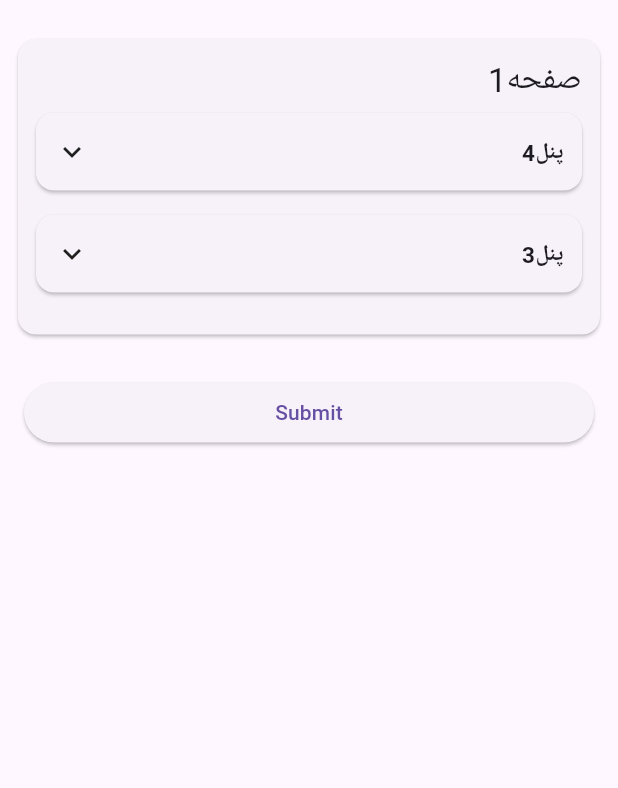
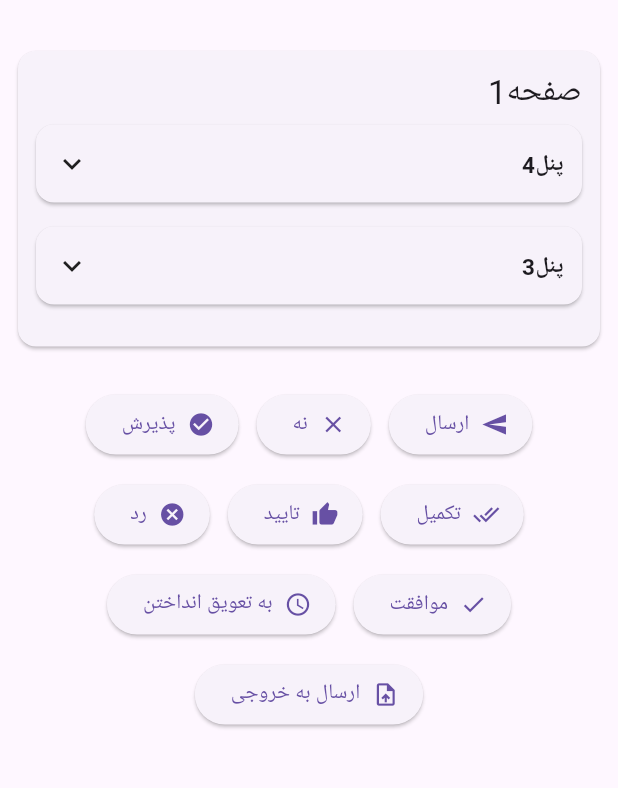
Before and after one commit to majidebraa/fluuter_survey_engine, a Flutter app: the screen it shows after launch, after a tap on "پنل4", after a tap on "پنل3", on a phone screen of 412 x 824 dp, the part 63-851 px from its top. Run offline on Flutter 3.47's test engine with Material 3 defaults, Android fonts, the light colour scheme and no system bars; our stand-ins replace shamsi_date.

Commit message:
feat(survey renderer):add outcome buttons

```diff
--- a/lib/main.dart
+++ b/lib/main.dart
@@ -294,7 +294,15 @@ class _SurveyScreenState extends State<SurveyScreen> {
           }
         ],
         "outcomeType": [
-          "SUBMIT"
+          "SUBMIT",
+          "NO",
+          "ACCEPT",
+          "COMPLETED",
+          "OK",
+          "REJECT",
+          "APPROVE",
+          "DEFER",
+          "SendToExport"
         ]
       },
       "formData": {
@@ -334,9 +342,12 @@ class _SurveyScreenState extends State<SurveyScreen> {
       body: SurveyRenderer(
         dto: dto,
         engine: engine,
-        onSubmit: (values) {
-          debugPrint('Submitted: ' + jsonEncode(values));
-          debugPrint('Submitted: ' + jsonEncode(values));
+        onOutcome: (outcome, values) {
+          debugPrint('Outcome: $outcome');
+          debugPrint('Form Values: $values' );
+          ScaffoldMessenger.of(context).showSnackBar(
+            SnackBar(content: Text('Action: $outcome اجرا شد')),
+          );
         },
         onChange: (name, value) {
           debugPrint('Changed: $name = $value');
--- a/lib/widgets/survey_renderer.dart
+++ b/lib/widgets/survey_renderer.dart
@@ -20,8 +20,14 @@ import 'elements/text_input.dart';
 class SurveyRenderer extends StatefulWidget {
   final TaskFormDataDto dto;
   final SurveyEngine engine;
-  final void Function(Map<String, dynamic>)? onSubmit;
+
+  /// Called whenever a field changes
   final void Function(String name, dynamic value)? onChange;
+
+  /// Called when user clicks an action button
+  /// Returns: outcomeType + current form values
+  final void Function(String outcomeType, Map<String, dynamic> data)? onOutcome;
+
   final TextDirection textDirection;
 
   const SurveyRenderer({
@@ -29,7 +35,7 @@ class SurveyRenderer extends StatefulWidget {
     required this.dto,
     required this.engine,
     this.onChange,
-    this.onSubmit,
+    this.onOutcome,
     this.textDirection = TextDirection.rtl,
   }) : super(key: key);
 
@@ -58,7 +64,9 @@ class _SurveyRendererState extends State<SurveyRenderer> {
         animation: widget.engine,
         builder: (context, _) {
           return ListView(
+            padding: const EdgeInsets.symmetric(vertical: 8),
             children: [
+              // Render pages and their elements
               for (final page in widget.dto.formSchema.pages)
                 Card(
                   margin: const EdgeInsets.all(12),
@@ -71,12 +79,13 @@ class _SurveyRendererState extends State<SurveyRenderer> {
                             style: Theme.of(context).textTheme.titleLarge),
                         const SizedBox(height: 8),
                         for (final el in page.elements) _buildElement(el),
-                        // ✅ build all, let widget handle visibility
                       ],
                     ),
                   ),
                 ),
-              _submitButton(context),
+
+              // ✅ Render outcome/action buttons
+              _actionButtons(context),
             ],
           );
         },
@@ -84,30 +93,76 @@ class _SurveyRendererState extends State<SurveyRenderer> {
     );
   }
 
-  Widget _submitButton(BuildContext context) {
+  // ---------------- ACTION BUTTONS ----------------
+  Widget _actionButtons(BuildContext context) {
+    final outcomeList = widget.dto.formSchema.outcomeType;
+
+    if (outcomeList.isEmpty) return const SizedBox.shrink();
+
+    // Define icons for common outcomes (customize as needed)
+    final Map<String, IconData> outcomeIcons = {
+      'SUBMIT': Icons.send,
+      'NO': Icons.close,
+      'ACCEPT': Icons.check_circle,
+      'COMPLETED': Icons.done_all,
+      'OK': Icons.thumb_up,
+      'REJECT': Icons.cancel,
+      'APPROVE': Icons.check,
+      'DEFER': Icons.schedule,
+      'SendToExport': Icons.upload_file,
+    };
+
+    // Custom text mapping if you want to display different labels
+    final Map<String, String> outcomeTexts = {
+      'SUBMIT': 'ارسال',
+      'NO': 'نه',
+      'ACCEPT': 'پذیرش',
+      'COMPLETED': 'تکمیل',
+      'OK': 'تایید',
+      'REJECT': 'رد',
+      'APPROVE': 'موافقت',
+      'DEFER': 'به تعویق انداختن',
+      'SendToExport': 'ارسال به خروجی',
+    };
+
     return Padding(
       padding: const EdgeInsets.all(16),
-      child: ElevatedButton(
+      child: Wrap(
+        spacing: 12,
+        runSpacing: 12,
+        alignment: WrapAlignment.center,
+        children: outcomeList.map((action) {
+          final icon = outcomeIcons[action] ?? Icons.check;
+          final text = outcomeTexts[action] ?? action;
+
+          return ElevatedButton.icon(
             onPressed: () async {
               final ok = await widget.engine.trySubmit();
-          if (ok) {
-            widget.onSubmit?.call(widget.engine.values);
+              if (!ok) {
                 ScaffoldMessenger.of(context).showSnackBar(
-              const SnackBar(content: Text('Submitted')),
+                  const SnackBar(content: Text('لطفاً فیلدهای اجباری را تکمیل کنید')),
                 );
-          } else {
+                return;
+              }
+
+              // Return selected outcome + form data
+              widget.onOutcome?.call(action, widget.engine.values);
+
               ScaffoldMessenger.of(context).showSnackBar(
-              const SnackBar(content: Text('Please fill required fields')),
+                SnackBar(content: Text('$text انجام شد')),
               );
-          }
             },
-        child: const Text('Submit'),
+            icon: Icon(icon),
+            label: Text(text),
+          );
+        }).toList(),
       ),
     );
   }
 
+  // ---------------- ELEMENT RENDERER ----------------
   Widget _buildElement(FormElement el, {int level = 0}) {
-    // 🔹 PANEL (recursive)
+    // Panel (recursive)
     if (el.type == 'panel') {
       return PanelCard(
         title: el.title ?? el.name,
@@ -117,7 +172,7 @@ class _SurveyRendererState extends State<SurveyRenderer> {
       );
     }
 
-    // 🔹 NORMAL QUESTION
+    // Normal question
     return Padding(
       padding: const EdgeInsets.symmetric(vertical: 6),
       child: Column(
```
Lines whose indentation alone changed are shown as unchanged.
